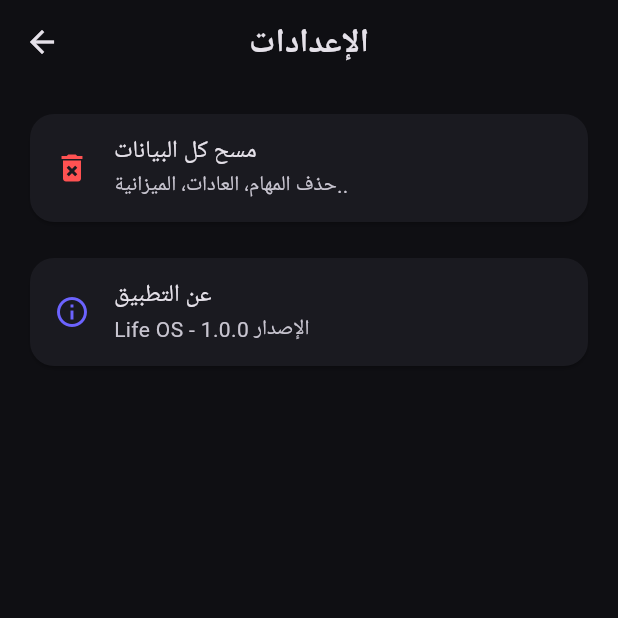
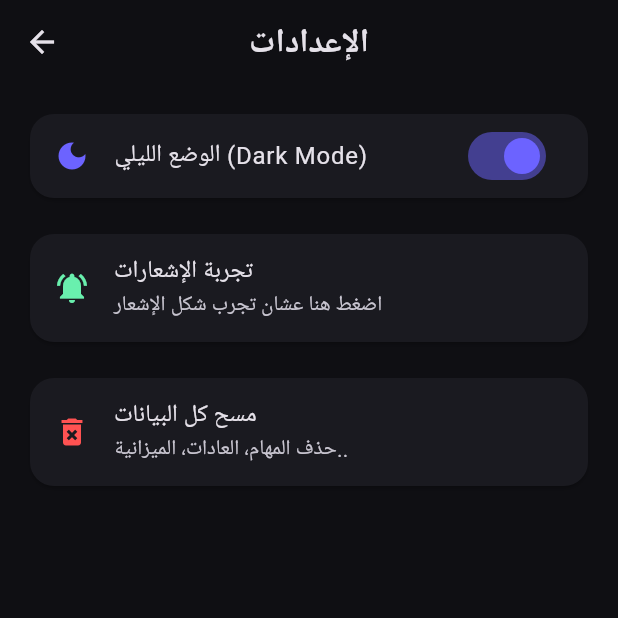
Before and after one commit to Mr3bdo190/life-os, a Flutter app: the screen it shows after launch, after a tap on the "settings" icon, on a phone screen of 412 x 824 dp, the top half of it. Run offline on Flutter 3.47's test engine with Material 3 defaults, Android fonts, the phone set to English and light mode, and no system bars; drawn by our look-alikes of flutter_animate; our stand-ins replace flutter_local_notifications, google_fonts, shared_preferences, timezone; Roboto replaces fonts that are missing (Cairo).

Commit message:
feat: add light/dark mode, local notifications, and update CI permissions

```diff
--- a/lib/main.dart
+++ b/lib/main.dart
@@ -1,8 +1,13 @@
 import 'package:flutter/material.dart';
 import 'package:google_fonts/google_fonts.dart';
 import 'screens/home_screen.dart';
+import 'services/theme_service.dart';
+import 'services/notification_service.dart';
 
-void main() {
+void main() async {
+  WidgetsFlutterBinding.ensureInitialized();
+  await NotificationService().init();
+  await ThemeService.loadTheme();
   runApp(const LifeOsApp());
 }
 
@@ -11,30 +16,37 @@ class LifeOsApp extends StatelessWidget {
 
   @override
   Widget build(BuildContext context) {
-    final baseTheme = ThemeData.dark(useMaterial3: true);
+    final baseTheme = ThemeData(useMaterial3: true);
+
+    return ValueListenableBuilder<ThemeMode>(
+      valueListenable: ThemeService.themeNotifier,
+      builder: (context, currentMode, _) {
         return MaterialApp(
           title: 'حياتي',
           debugShowCheckedModeBanner: false,
+          themeMode: currentMode,
           theme: baseTheme.copyWith(
-        colorScheme: ColorScheme.fromSeed(
-          seedColor: const Color(0xFF6C63FF),
-          brightness: Brightness.dark,
+            colorScheme: ColorScheme.fromSeed(seedColor: const Color(0xFF6C63FF), brightness: Brightness.light),
+            textTheme: GoogleFonts.cairoTextTheme(baseTheme.textTheme),
+            scaffoldBackgroundColor: const Color(0xFFF5F5F5),
+            inputDecorationTheme: InputDecorationTheme(
+              filled: true, fillColor: Colors.white,
+              border: OutlineInputBorder(borderRadius: BorderRadius.circular(16), borderSide: BorderSide.none),
             ),
-        textTheme: GoogleFonts.cairoTextTheme(baseTheme.textTheme).apply(
-          bodyColor: Colors.white,
-          displayColor: Colors.white,
           ),
+          darkTheme: baseTheme.copyWith(
+            colorScheme: ColorScheme.fromSeed(seedColor: const Color(0xFF6C63FF), brightness: Brightness.dark),
+            textTheme: GoogleFonts.cairoTextTheme(baseTheme.textTheme).apply(bodyColor: Colors.white, displayColor: Colors.white),
             scaffoldBackgroundColor: const Color(0xFF0F0F13),
             inputDecorationTheme: InputDecorationTheme(
-          filled: true,
-          fillColor: const Color(0xFF1A1A20),
+              filled: true, fillColor: const Color(0xFF1A1A20),
               border: OutlineInputBorder(borderRadius: BorderRadius.circular(16), borderSide: BorderSide.none),
-          hintStyle: const TextStyle(color: Colors.white38),
-          labelStyle: const TextStyle(color: Colors.white70),
             ),
           ),
           locale: const Locale('ar', 'EG'),
           home: const HomeScreen(),
         );
       }
+    );
   }
+}
--- a/lib/screens/settings_screen.dart
+++ b/lib/screens/settings_screen.dart
@@ -1,6 +1,8 @@
 import 'package:flutter/material.dart';
 import 'package:shared_preferences/shared_preferences.dart';
 import 'package:flutter_animate/flutter_animate.dart';
+import '../services/theme_service.dart';
+import '../services/notification_service.dart';
 
 class SettingsScreen extends StatelessWidget {
   const SettingsScreen({super.key});
@@ -28,13 +30,40 @@ class SettingsScreen extends StatelessWidget {
 
   @override
   Widget build(BuildContext context) {
+    final isDark = Theme.of(context).brightness == Brightness.dark;
+
     return Scaffold(
       appBar: AppBar(title: const Text('الإعدادات', style: TextStyle(fontWeight: FontWeight.bold)), centerTitle: true, backgroundColor: Colors.transparent),
       body: ListView(
         padding: const EdgeInsets.all(16),
         children: [
           Card(
-            color: const Color(0xFF1A1A20),
+            color: isDark ? const Color(0xFF1A1A20) : Colors.white,
+            shape: RoundedRectangleBorder(borderRadius: BorderRadius.circular(16)),
+            child: SwitchListTile(
+              secondary: Icon(isDark ? Icons.dark_mode : Icons.light_mode, color: const Color(0xFF6C63FF)),
+              title: const Text('الوضع الليلي (Dark Mode)'),
+              value: isDark,
+              activeColor: const Color(0xFF6C63FF),
+              onChanged: (val) => ThemeService.toggleTheme(val),
+            ),
+          ).animate().fadeIn().slideX(),
+          const SizedBox(height: 16),
+          Card(
+            color: isDark ? const Color(0xFF1A1A20) : Colors.white,
+            shape: RoundedRectangleBorder(borderRadius: BorderRadius.circular(16)),
+            child: ListTile(
+              leading: const Icon(Icons.notifications_active, color: Colors.greenAccent),
+              title: const Text('تجربة الإشعارات'),
+              subtitle: const Text('اضغط هنا عشان تجرب شكل الإشعار'),
+              onTap: () {
+                NotificationService().showInstantNotification('أهلاً بك في حياتي 👋', 'ده إشعار تجريبي عشان تشوف شكله!');
+              },
+            ),
+          ).animate().fadeIn(delay: 100.ms).slideX(),
+          const SizedBox(height: 16),
+          Card(
+            color: isDark ? const Color(0xFF1A1A20) : Colors.white,
             shape: RoundedRectangleBorder(borderRadius: BorderRadius.circular(16)),
             child: ListTile(
               leading: const Icon(Icons.delete_forever, color: Colors.redAccent),
@@ -42,17 +71,7 @@ class SettingsScreen extends StatelessWidget {
               subtitle: const Text('حذف المهام، العادات، الميزانية..'),
               onTap: () => _clearData(context),
             ),
-          ).animate().fadeIn().slideX(),
-          const SizedBox(height: 16),
-          Card(
-            color: const Color(0xFF1A1A20),
-            shape: RoundedRectangleBorder(borderRadius: BorderRadius.circular(16)),
-            child: const ListTile(
-              leading: Icon(Icons.info_outline, color: Color(0xFF6C63FF)),
-              title: Text('عن التطبيق'),
-              subtitle: Text('Life OS - الإصدار 1.0.0'),
-            ),
-          ).animate().fadeIn(delay: 100.ms).slideX(),
+          ).animate().fadeIn(delay: 200.ms).slideX(),
         ],
       ),
     );
--- /dev/null
+++ b/lib/services/notification_service.dart
@@ -0,0 +1,31 @@
+import 'package:flutter_local_notifications/flutter_local_notifications.dart';
+import 'package:timezone/data/latest.dart' as tz;
+import 'package:timezone/timezone.dart' as tz;
+
+class NotificationService {
+  static final NotificationService _instance = NotificationService._internal();
+  factory NotificationService() => _instance;
+  NotificationService._internal();
+
+  final FlutterLocalNotificationsPlugin flutterLocalNotificationsPlugin = FlutterLocalNotificationsPlugin();
+
+  Future<void> init() async {
+    tz.initializeTimeZones();
+
+    const AndroidInitializationSettings initializationSettingsAndroid = AndroidInitializationSettings('@mipmap/ic_launcher');
+    const InitializationSettings initializationSettings = InitializationSettings(android: initializationSettingsAndroid);
+
+    await flutterLocalNotificationsPlugin.initialize(initializationSettings);
+  }
+
+  Future<void> showInstantNotification(String title, String body) async {
+    const AndroidNotificationDetails androidPlatformChannelSpecifics = AndroidNotificationDetails(
+      'life_os_channel', 'Life OS Notifications',
+      channelDescription: 'تنبيهات تطبيق حياتي',
+      importance: Importance.max,
+      priority: Priority.high,
+    );
+    const NotificationDetails platformChannelSpecifics = NotificationDetails(android: androidPlatformChannelSpecifics);
+    await flutterLocalNotificationsPlugin.show(0, title, body, platformChannelSpecifics);
+  }
+}
--- /dev/null
+++ b/lib/services/theme_service.dart
@@ -0,0 +1,18 @@
+import 'package:flutter/material.dart';
+import 'package:shared_preferences/shared_preferences.dart';
+
+class ThemeService {
+  static final ValueNotifier<ThemeMode> themeNotifier = ValueNotifier(ThemeMode.dark);
+
+  static Future<void> loadTheme() async {
+    final prefs = await SharedPreferences.getInstance();
+    final isDark = prefs.getBool('isDark') ?? true;
+    themeNotifier.value = isDark ? ThemeMode.dark : ThemeMode.light;
+  }
+
+  static Future<void> toggleTheme(bool isDark) async {
+    themeNotifier.value = isDark ? ThemeMode.dark : ThemeMode.light;
+    final prefs = await SharedPreferences.getInstance();
+    await prefs.setBool('isDark', isDark);
+  }
+}
--- a/pubspec.yaml
+++ b/pubspec.yaml
@@ -13,6 +13,8 @@ dependencies:
   uuid: ^4.4.0
   google_fonts: ^6.2.1
   flutter_animate: ^4.5.0
+  flutter_local_notifications: ^17.2.2
+  timezone: ^0.9.4
 
 dev_dependencies:
   flutter_test:
```
Also changed, not shown: 1 other file. Lines whose indentation alone changed are shown as unchanged.
